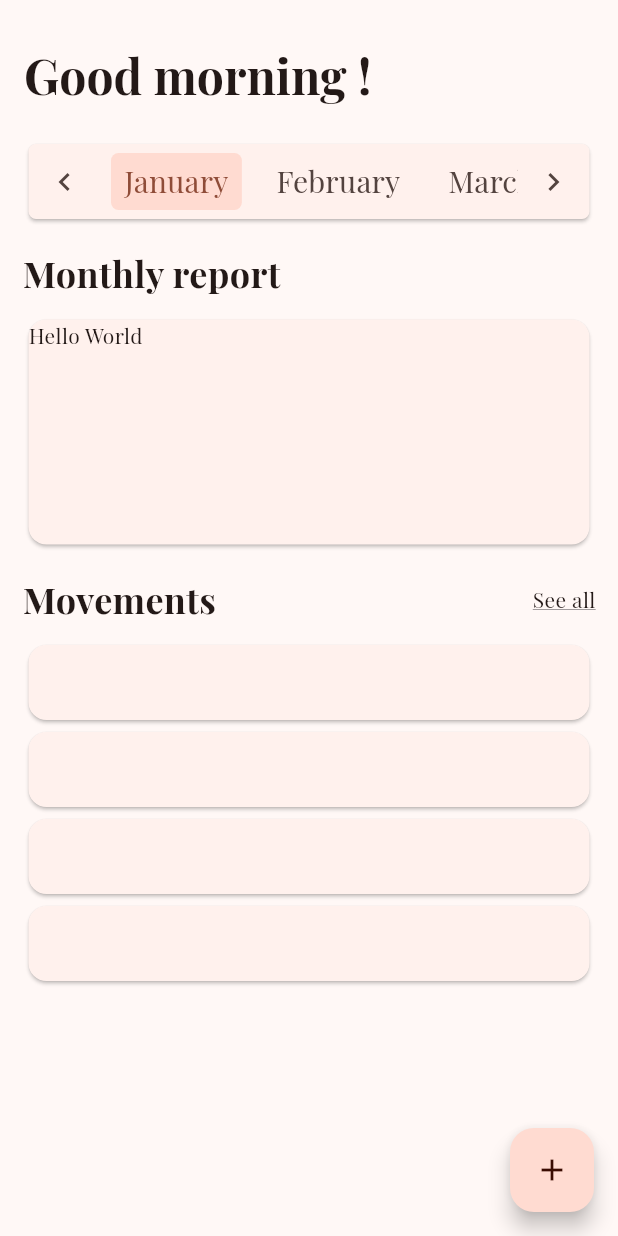
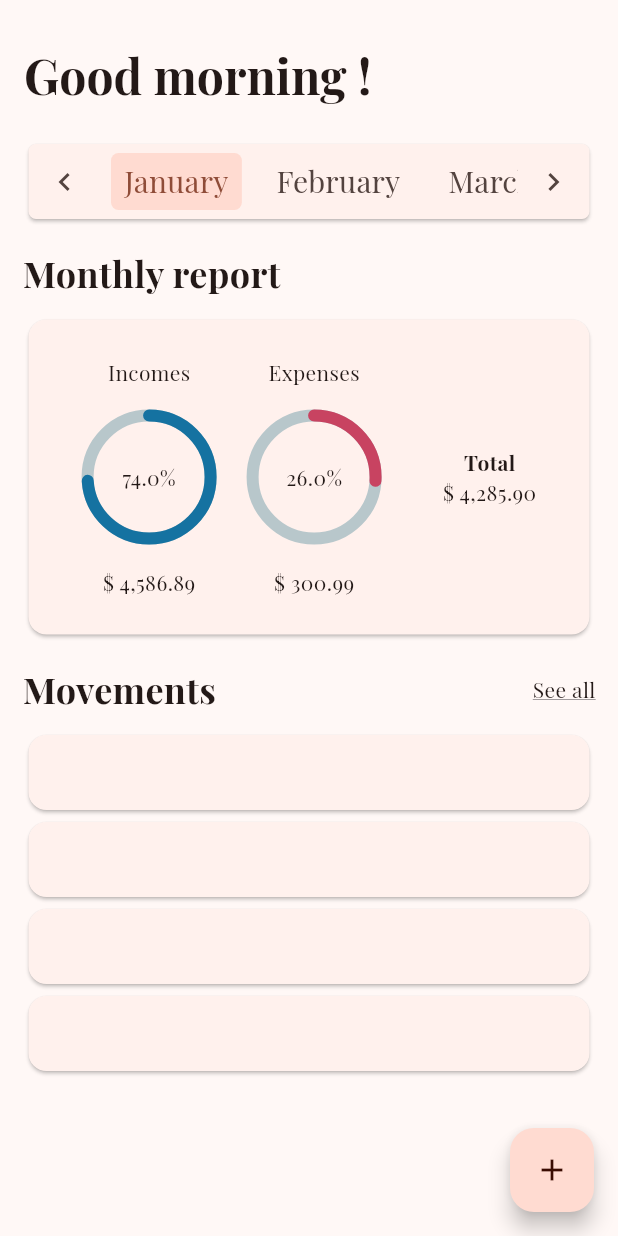
Before and after one commit to jacopo-degattis/makeitcount, a Flutter app: the screen it shows after launch, on a phone screen of 412 x 824 dp. Run offline on Flutter 3.47's test engine with Material 3 defaults, Android fonts, the phone set to English and light mode, and no system bars; drawn by our look-alikes of percent_indicator; our stand-ins replace google_fonts.

Commit message:
feat: add internal layout for monthly report section along with graphs

```diff
--- a/lib/pages/home/components/monthly_report.dart
+++ b/lib/pages/home/components/monthly_report.dart
@@ -1,4 +1,5 @@
 import 'package:flutter/material.dart';
+import 'package:makeitcount/pages/home/components/pie_chart.dart';
 
 class MonthlyReport extends StatefulWidget {
   const MonthlyReport({super.key});
@@ -18,9 +19,48 @@ class _MonthlyReportState extends State<MonthlyReport> {
             margin: EdgeInsets.only(top: 15, bottom: 10),
             child: Text("Monthly report",
                 style: TextStyle(fontSize: 24, fontWeight: FontWeight.bold))),
-        Card(
-          child: Container(
-              width: double.infinity, height: 150, child: Text("Hello World")),
+        const Card(
+          child: Padding(
+            padding: EdgeInsets.only(
+                left: 15.0, right: 15.0, top: 15.0, bottom: 15.0),
+            child: SizedBox(
+                width: double.infinity,
+                height: 180,
+                child: const Row(
+                  mainAxisAlignment: MainAxisAlignment.spaceAround,
+                  crossAxisAlignment: CrossAxisAlignment.center,
+                  children: [
+                    Row(
+                      children: [
+                        ExpensesPieChart(
+                            header: "Incomes",
+                            progressColor: Color(0xFF1572A1),
+                            percent: 0.74,
+                            footer: "4,586.89"),
+                        SizedBox(
+                          width: 20.0,
+                        ),
+                        ExpensesPieChart(
+                          header: "Expenses",
+                          progressColor: Color(0xFFC84361),
+                          percent: 0.26,
+                          footer: "300.99",
+                        ),
+                      ],
+                    ),
+                    Column(
+                      mainAxisAlignment: MainAxisAlignment.center,
+                      children: [
+                        Text(
+                          "Total",
+                          style: TextStyle(fontWeight: FontWeight.bold),
+                        ),
+                        Text("\$ 4,285.90")
+                      ],
+                    )
+                  ],
+                )),
+          ),
         )
       ],
     );
--- /dev/null
+++ b/lib/pages/home/components/pie_chart.dart
@@ -0,0 +1,56 @@
+import 'package:flutter/material.dart';
+import 'package:percent_indicator/circular_percent_indicator.dart';
+
+class ExpensesPieChart extends StatelessWidget {
+  final Color progressColor;
+  final double percent;
+  final String header;
+  final String footer;
+
+  const ExpensesPieChart({
+    super.key,
+    required this.header,
+    required this.progressColor,
+    required this.percent,
+    required this.footer,
+  });
+
+  @override
+  Widget build(BuildContext context) {
+    return CircularPercentIndicator(
+      radius: 45.0,
+      animation: true,
+      lineWidth: 8.0,
+      percent: percent,
+      startAngle: 0.0,
+      progressColor: progressColor,
+      circularStrokeCap: CircularStrokeCap.round,
+      header:
+          Container(margin: EdgeInsets.only(bottom: 15.0), child: Text(header)),
+      center: Text("${percent * 100}%"),
+      footer: Container(
+        margin: EdgeInsets.only(top: 15.0),
+        child: Text(
+          "\$ ${footer}",
+        ),
+      ),
+      // widgetIndicator: Center(
+      //   child: Container(
+      //     height: 20,
+      //     width: 20,
+      //     decoration: BoxDecoration(
+      //       color: Colors.yellow,
+      //       borderRadius: BorderRadius.circular(50),
+      //     ),
+      //     padding: const EdgeInsets.all(5),
+      //     child: Container(
+      //       decoration: BoxDecoration(
+      //         color: Colors.yellow,
+      //         borderRadius: BorderRadius.circular(50),
+      //       ),
+      //     ),
+      //   ),
+      // ),
+    );
+  }
+}
--- a/pubspec.yaml
+++ b/pubspec.yaml
@@ -2,7 +2,7 @@ name: makeitcount
 description: "A new Flutter project."
 # The following line prevents the package from being accidentally published to
 # pub.dev using `flutter pub publish`. This is preferred for private packages.
-publish_to: 'none' # Remove this line if you wish to publish to pub.dev
+publish_to: "none" # Remove this line if you wish to publish to pub.dev
 
 # The following defines the version and build number for your application.
 # A version number is three numbers separated by dots, like 1.2.43
@@ -31,11 +31,11 @@ dependencies:
   flutter:
     sdk: flutter
 
-
   # The following adds the Cupertino Icons font to your application.
   # Use with the CupertinoIcons class for iOS style icons.
   cupertino_icons: ^1.0.8
   google_fonts: ^6.2.1
+  percent_indicator: ^4.2.3
 
 dev_dependencies:
   flutter_test:
@@ -53,7 +53,6 @@ dev_dependencies:
 
 # The following section is specific to Flutter packages.
 flutter:
-
   # The following line ensures that the Material Icons font is
   # included with your application, so that you can use the icons in
   # the material Icons class.
```
Also changed, not shown: pubspec.lock.
